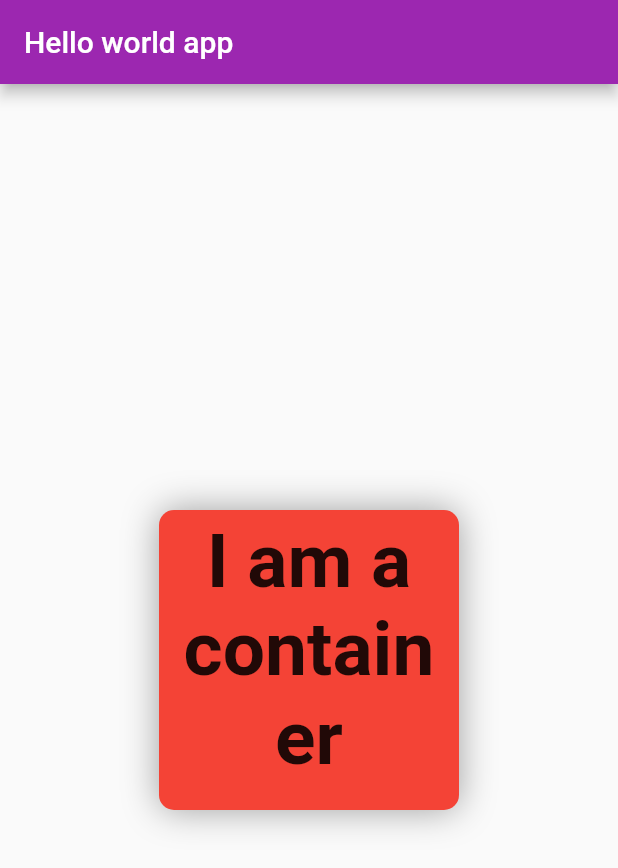
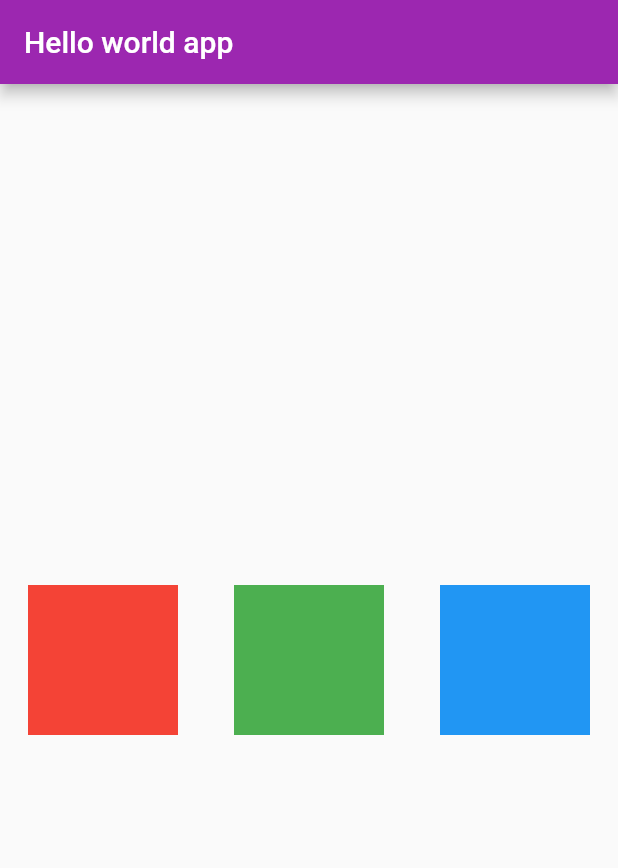
Before and after one commit to MouadBNL/first-flutter-app, a Flutter app: the screen it shows after launch, on a phone screen of 412 x 824 dp. Shown: the top 868 px of the screen. Run offline on Flutter 3.47's test engine with Material 2 defaults, Android fonts, the phone set to English and light mode, and no system bars.

Commit message:
playing around with columns and rows

```diff
--- a/lib/main.dart
+++ b/lib/main.dart
@@ -127,29 +127,30 @@ class HomePage extends StatelessWidget {
   @override
   Widget build(BuildContext context) {
     return Scaffold(
-        appBar: AppBar(title: const Text("Hello world app")),
-        body: Center(
-          child: Container(
-              padding: const EdgeInsets.all(5),
-              clipBehavior: Clip.antiAlias,
-              height: 200,
-              width: 200,
-              decoration: BoxDecoration(
-                color: Colors.red,
-                borderRadius: BorderRadius.circular(10),
-                boxShadow: const [
-                  BoxShadow(
-                    color: Colors.grey,
-                    blurRadius: 20,
-                    spreadRadius: 0,
-                  )
-                ],
-              ),
-              child: const Text(
-                "I am a container",
-                textAlign: TextAlign.center,
-                style: TextStyle(fontSize: 50, fontWeight: FontWeight.bold),
-              )),
-        ));
+      appBar: AppBar(title: const Text("Hello world app")),
+      body: Center(
+        child: Row(
+          mainAxisAlignment: MainAxisAlignment.spaceAround,
+          mainAxisSize: MainAxisSize.max,
+          children: <Widget>[
+            Container(
+              color: Colors.red,
+              width: 100,
+              height: 100,
+            ),
+            Container(
+              color: Colors.green,
+              width: 100,
+              height: 100,
+            ),
+            Container(
+              color: Colors.blue,
+              width: 100,
+              height: 100,
+            ),
+          ],
+        ),
+      ),
+    );
   }
 }
```
